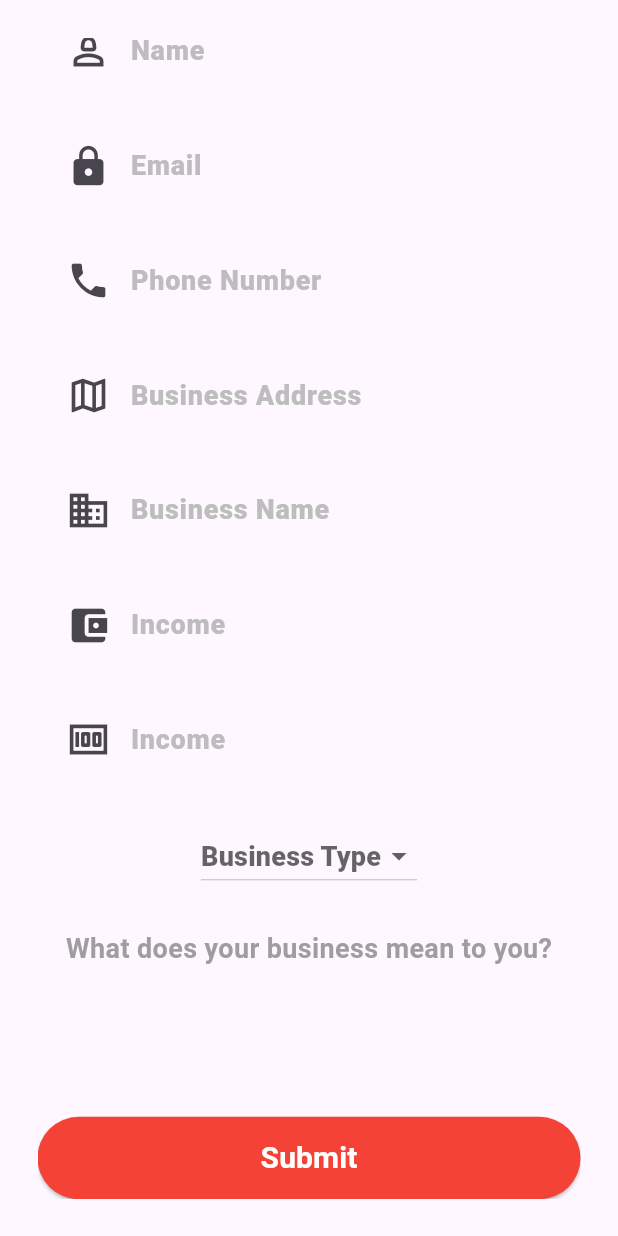
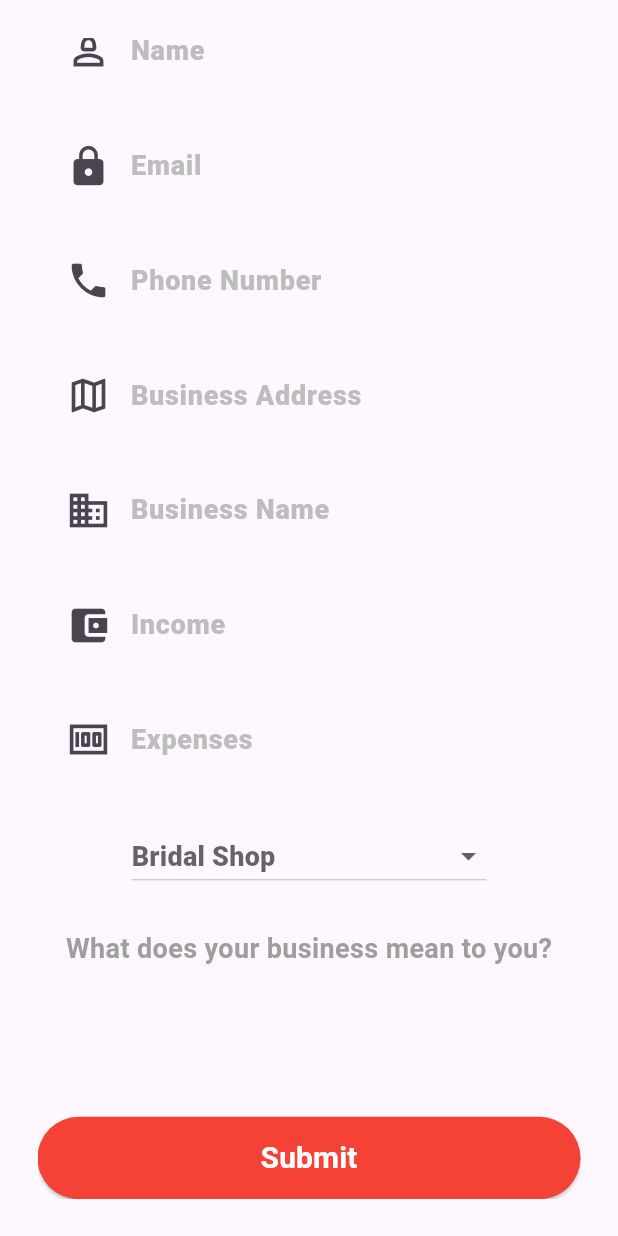
Before and after one commit to rajmeet2001/small_successes, a Flutter app: the screen it shows after launch, scrolled down 251 dp, on a phone screen of 412 x 824 dp. Run offline on Flutter 3.47's test engine with Material 3 defaults, Android fonts, the light colour scheme and no system bars.

Commit message:
updates to SMB form

```diff
--- a/lib/smb_form.dart
+++ b/lib/smb_form.dart
@@ -4,7 +4,6 @@ import 'package:flutter/material.dart';
 
 class smbform extends StatelessWidget {
   //const smbform({super.key});
-  String selectedValue = "Business Owners Policy (BOP)";
 
   @override
   Widget build(BuildContext context) {
@@ -165,7 +164,7 @@ class smbform extends StatelessWidget {
                       decoration: InputDecoration(
                           border: InputBorder.none,
                           prefixIcon: Icon(Icons.money, size: 30),
-                          labelText: "Income",
+                          labelText: "Expenses",
                           labelStyle: TextStyle(
                             fontSize: 18,
                             color: Colors.grey[400],
@@ -177,12 +176,18 @@ class smbform extends StatelessWidget {
                       padding:
                           EdgeInsets.symmetric(horizontal: 0, vertical: 15),
                       child: DropdownButton<String>(
-                        hint: Text("Business Type",
+                        hint: Text("Bridal Shop",
                             style: TextStyle(
                                 fontSize: 18,
                                 fontWeight: FontWeight.w800,
                                 fontStyle: FontStyle.normal)),
-                        items: <String>['A', 'B', 'C', 'D'].map((String value) {
+                        items: <String>[
+                          'Bridal Shop',
+                          'Appliance - sales and service',
+                          'Carpentry',
+                          'Real Estate Agents',
+                          'Food Shop'
+                        ].map((String value) {
                           return DropdownMenuItem<String>(
                             value: value,
                             child: Text(value),
```
